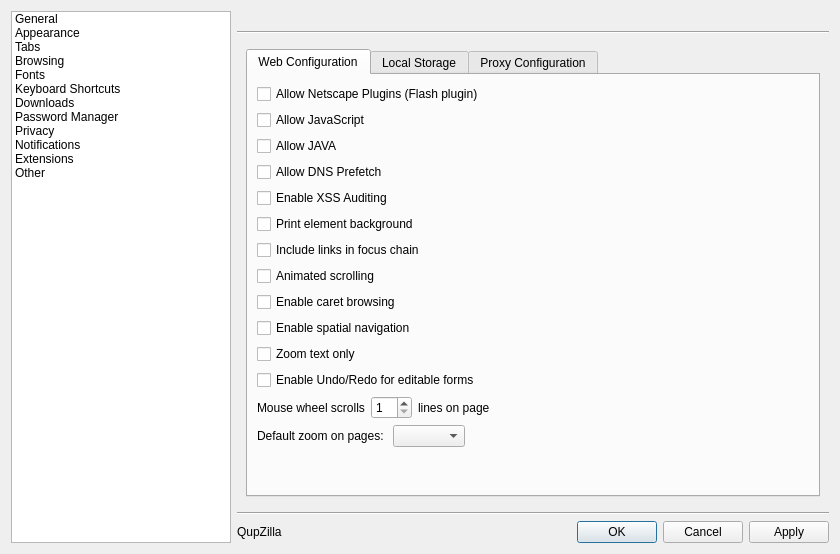
Above: src/lib/preferences/preferences.ui from QupZilla/qupzilla before the change. Below: the same form after it.
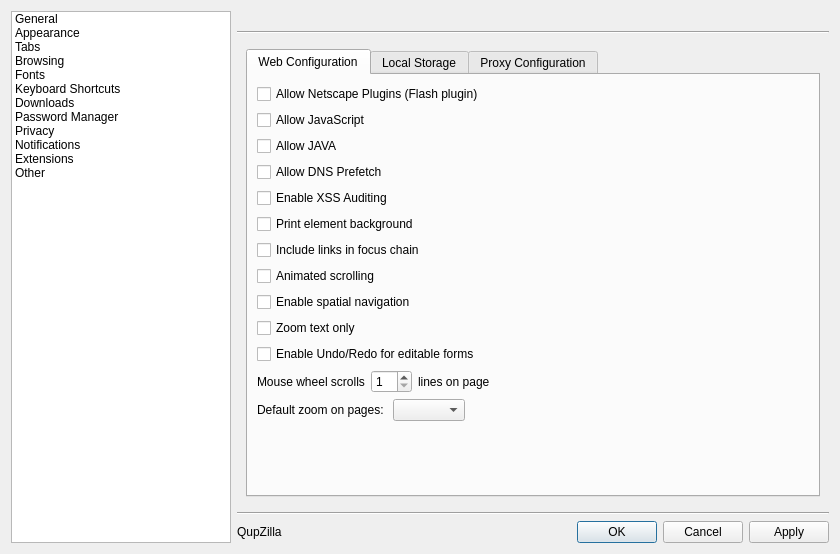
That is the form after the change. The open tabs and pages were chosen to show the change. Custom widgets are drawn as their Qt base class.

Commit message:
Remove Caret Browsing option
No longer available with QtWebEngine

Diff of the .ui file:
```diff
--- a/src/lib/preferences/preferences.ui
+++ b/src/lib/preferences/preferences.ui
@@ -140,8 +140,8 @@
        <rect>
         <x>0</x>
         <y>0</y>
-        <width>602</width>
-        <height>466</height>
+        <width>596</width>
+        <height>470</height>
        </rect>
       </property>
       <layout class="QVBoxLayout" name="verticalLayout_4">
@@ -1152,13 +1152,6 @@
                    </property>
                   </widget>
                  </item>
-                 <item>
-                  <widget class="QCheckBox" name="caretBrowsing">
-                   <property name="text">
-                    <string>Enable caret browsing</string>
-                   </property>
-                  </widget>
-                 </item>
                  <item>
                   <widget class="QCheckBox" name="spatialNavigation">
                    <property name="text">
```
The commit also changes 8 other files.
